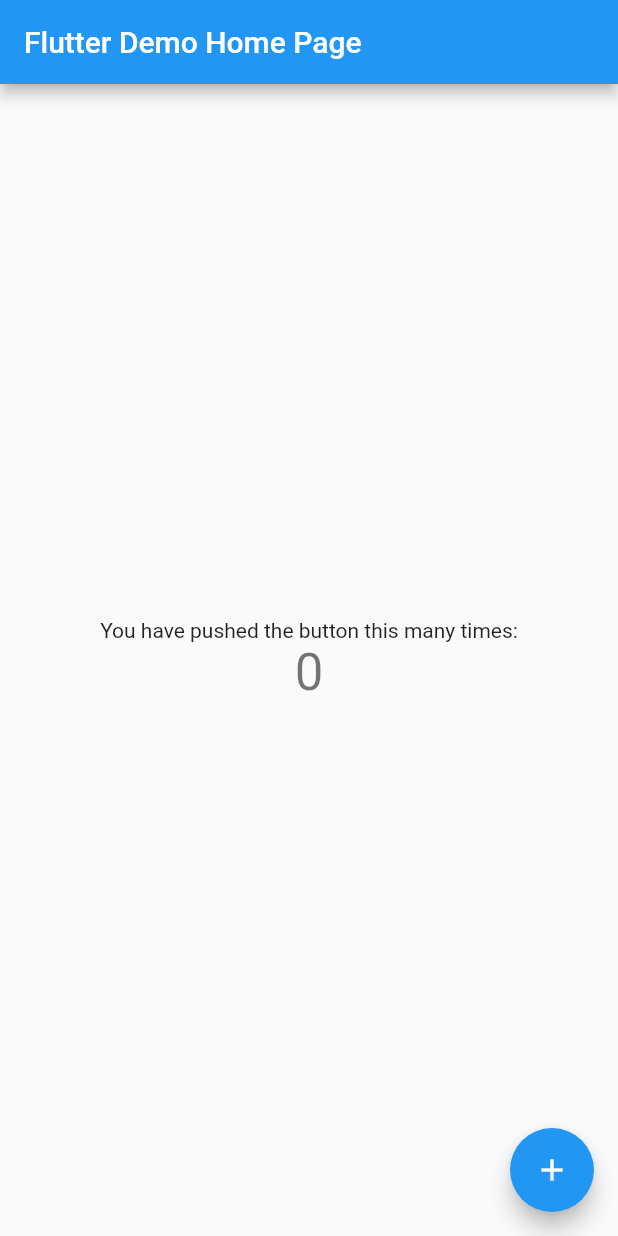
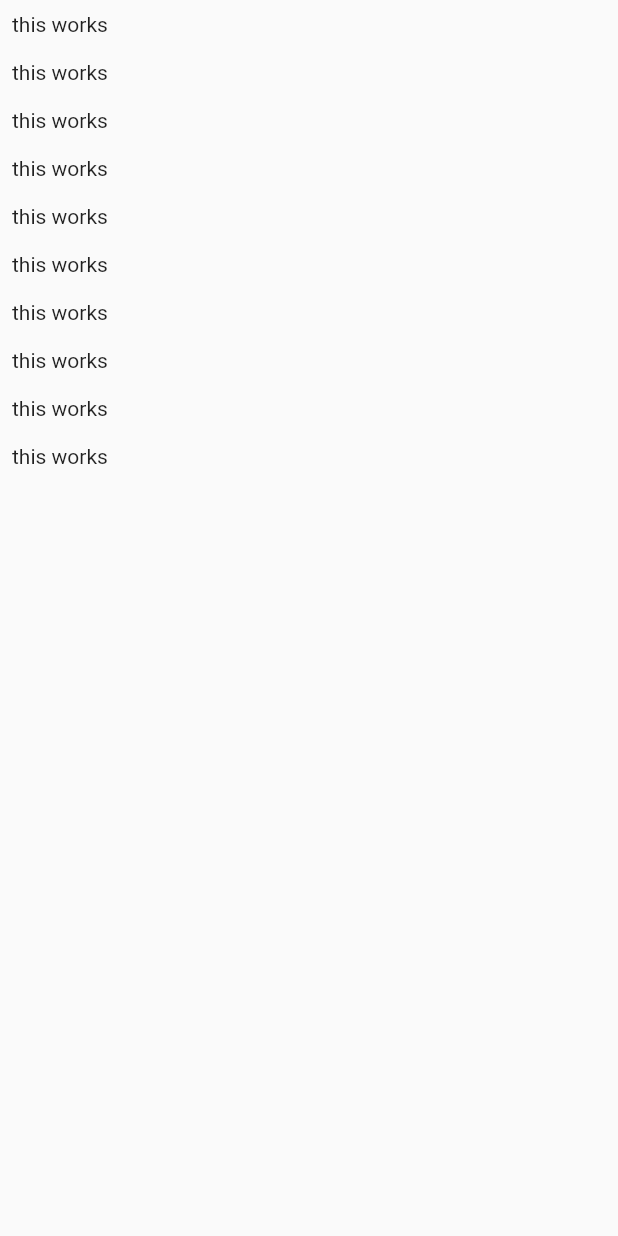
Before and after one commit to Amitpatil215/Gossip, a Flutter app: the screen it shows after launch, on a phone screen of 412 x 824 dp. Run offline on Flutter 3.47's test engine with Material 2 defaults, Android fonts, the phone set to English and light mode, and no system bars.

Commit message:
Getting started with flutter

```diff
--- a/lib/main.dart
+++ b/lib/main.dart
@@ -1,117 +1,20 @@
 import 'package:flutter/material.dart';
+import 'screens/chat_screen.dart';
 
 void main() {
   runApp(MyApp());
 }
 
 class MyApp extends StatelessWidget {
-  // This widget is the root of your application.
   @override
   Widget build(BuildContext context) {
     return MaterialApp(
-      title: 'Flutter Demo',
+      title: 'Flutter Chat',
       theme: ThemeData(
-        // This is the theme of your application.
-        //
-        // Try running your application with "flutter run". You'll see the
-        // application has a blue toolbar. Then, without quitting the app, try
-        // changing the primarySwatch below to Colors.green and then invoke
-        // "hot reload" (press "r" in the console where you ran "flutter run",
-        // or simply save your changes to "hot reload" in a Flutter IDE).
-        // Notice that the counter didn't reset back to zero; the application
-        // is not restarted.
         primarySwatch: Colors.blue,
-        // This makes the visual density adapt to the platform that you run
-        // the app on. For desktop platforms, the controls will be smaller and
-        // closer together (more dense) than on mobile platforms.
         visualDensity: VisualDensity.adaptivePlatformDensity,
       ),
-      home: MyHomePage(title: 'Flutter Demo Home Page'),
+      home: ChatScreen(),
     );
   }
 }
-
-class MyHomePage extends StatefulWidget {
-  MyHomePage({Key key, this.title}) : super(key: key);
-
-  // This widget is the home page of your application. It is stateful, meaning
-  // that it has a State object (defined below) that contains fields that affect
-  // how it looks.
-
-  // This class is the configuration for the state. It holds the values (in this
-  // case the title) provided by the parent (in this case the App widget) and
-  // used by the build method of the State. Fields in a Widget subclass are
-  // always marked "final".
-
-  final String title;
-
-  @override
-  _MyHomePageState createState() => _MyHomePageState();
-}
-
-class _MyHomePageState extends State<MyHomePage> {
-  int _counter = 0;
-
-  void _incrementCounter() {
-    setState(() {
-      // This call to setState tells the Flutter framework that something has
-      // changed in this State, which causes it to rerun the build method below
-      // so that the display can reflect the updated values. If we changed
-      // _counter without calling setState(), then the build method would not be
-      // called again, and so nothing would appear to happen.
-      _counter++;
-    });
-  }
-
-  @override
-  Widget build(BuildContext context) {
-    // This method is rerun every time setState is called, for instance as done
-    // by the _incrementCounter method above.
-    //
-    // The Flutter framework has been optimized to make rerunning build methods
-    // fast, so that you can just rebuild anything that needs updating rather
-    // than having to individually change instances of widgets.
-    return Scaffold(
-      appBar: AppBar(
-        // Here we take the value from the MyHomePage object that was created by
-        // the App.build method, and use it to set our appbar title.
-        title: Text(widget.title),
-      ),
-      body: Center(
-        // Center is a layout widget. It takes a single child and positions it
-        // in the middle of the parent.
-        child: Column(
-          // Column is also a layout widget. It takes a list of children and
-          // arranges them vertically. By default, it sizes itself to fit its
-          // children horizontally, and tries to be as tall as its parent.
-          //
-          // Invoke "debug painting" (press "p" in the console, choose the
-          // "Toggle Debug Paint" action from the Flutter Inspector in Android
-          // Studio, or the "Toggle Debug Paint" command in Visual Studio Code)
-          // to see the wireframe for each widget.
-          //
-          // Column has various properties to control how it sizes itself and
-          // how it positions its children. Here we use mainAxisAlignment to
-          // center the children vertically; the main axis here is the vertical
-          // axis because Columns are vertical (the cross axis would be
-          // horizontal).
-          mainAxisAlignment: MainAxisAlignment.center,
-          children: <Widget>[
-            Text(
-              'You have pushed the button this many times:',
-            ),
-            Text(
-              '$_counter',
-              style: Theme.of(context).textTheme.headline4,
-            ),
-          ],
-        ),
-      ),
-      floatingActionButton: FloatingActionButton(
-        onPressed: _incrementCounter,
-        tooltip: 'Increment',
-        child: Icon(Icons.add),
-      ), // This trailing comma makes auto-formatting nicer for build methods.
-    );
-  }
-}
--- /dev/null
+++ b/lib/screens/chat_screen.dart
@@ -0,0 +1,16 @@
+import 'package:flutter/material.dart';
+
+class ChatScreen extends StatelessWidget {
+  @override
+  Widget build(BuildContext context) {
+    return Scaffold(
+      body: ListView.builder(
+        itemCount: 10,
+        itemBuilder: (context, index) => Container(
+          padding: EdgeInsets.all(8),
+          child: Text("this works"),
+        ),
+      ),
+    );
+  }
+}
```
Also changed, not shown: lib/screens/auth_screen.dart (added), 3 other files.
